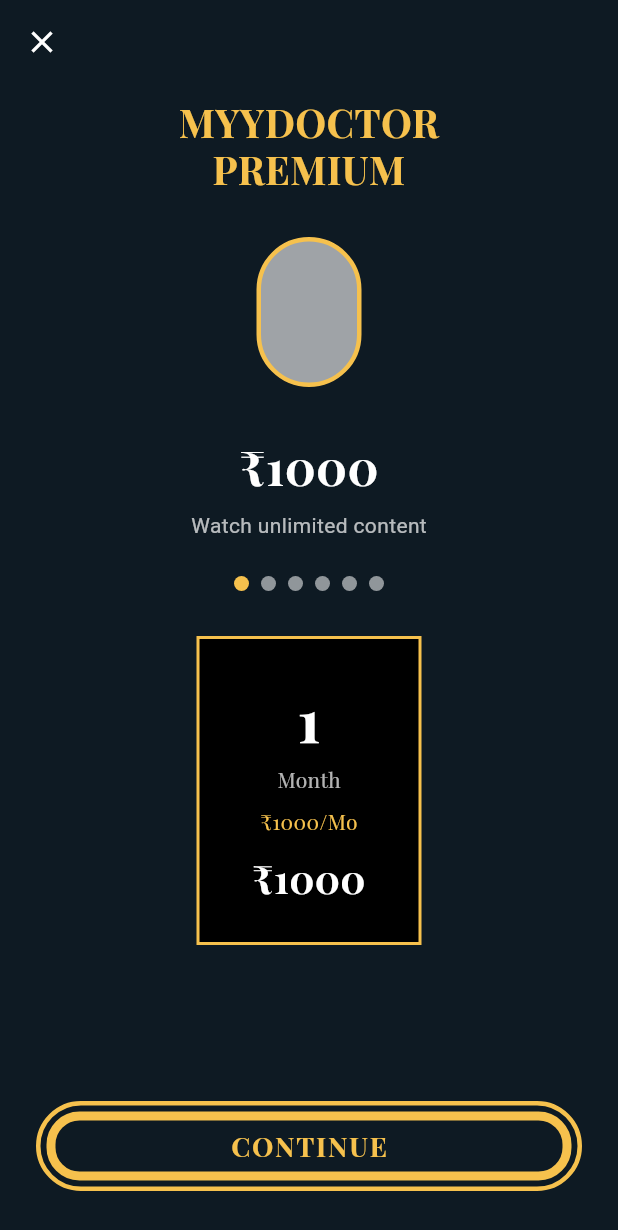
After one commit to MyyDoc/Myy-Doctor, a Flutter app: the PaymentScreen screen opened directly, on a phone screen of 412 x 824 dp. The commit adds this screen. Shown: the top 1230 px of the screen. Run offline on Flutter 3.47's test engine with Material 3 defaults, Android fonts, the phone set to English and light mode, and no system bars; our stand-ins replace font_awesome_flutter, google_fonts.

Commit message:
payment screen

```diff
--- /dev/null
+++ b/lib/presentation/screens/payment/payment.dart
@@ -0,0 +1,255 @@
+import 'package:flutter/material.dart';
+import 'package:google_fonts/google_fonts.dart';
+
+class PaymentScreen extends StatefulWidget {
+  const PaymentScreen({super.key});
+
+  @override
+  State<PaymentScreen> createState() => _PaymentScreenState();
+}
+
+class _PaymentScreenState extends State<PaymentScreen> {
+  int selectedPlanIndex = 0;
+
+  final List<Map<String, dynamic>> plans = [
+    {
+      'duration': '1',
+      'period': 'Month',
+      'price': '₹1000/Mo',
+      'total': '₹1000',
+    },
+    {
+      'duration': '3',
+      'period': 'Months',
+      'price': '₹900/Mo',
+      'total': '₹2700',
+    },
+    {
+      'duration': '6',
+      'period': 'Months',
+      'price': '₹800/Mo',
+      'total': '₹4800',
+    },
+    {
+      'duration': '12',
+      'period': 'Months',
+      'price': '₹700/Mo',
+      'total': '₹8400',
+    },
+  ];
+
+  @override
+  Widget build(BuildContext context) {
+    return Scaffold(
+      backgroundColor: const Color(0xFF0E1A23),
+      body: SafeArea(
+        child: Column(
+          children: [
+            // Close Button
+            Padding(
+              padding: const EdgeInsets.all(16),
+              child: Row(
+                children: [
+                  GestureDetector(
+                    onTap: () => Navigator.pop(context),
+                    child: const Icon(
+                      Icons.close,
+                      color: Colors.white,
+                      size: 24,
+                    ),
+                  ),
+                ],
+              ),
+            ),
+
+            Expanded(
+              child: Padding(
+                padding: const EdgeInsets.symmetric(horizontal: 24),
+                child: Column(
+                  children: [
+                    const SizedBox(height: 10),
+
+                    // Title
+                    Text(
+                      'MYYDOCTOR\nPREMIUM',
+                      textAlign: TextAlign.center,
+                      style: GoogleFonts.playfairDisplay(
+                        fontSize: 26,
+                        fontWeight: FontWeight.bold,
+                        color: const Color(0xFFF6C14D),
+                        height: 1.2,
+                      ),
+                    ),
+
+                    const SizedBox(height: 30),
+
+                    // Avatar placeholder
+                    Container(
+                      width: 70,
+                      height: 100,
+                      decoration: BoxDecoration(
+                        color: Colors.white60,
+                        borderRadius: BorderRadius.circular(50),
+                        border: Border.all(
+                          color: const Color(0xFFF6C14D),
+                          width: 3,
+                        ),
+                      ),
+                    ),
+
+                    const SizedBox(height: 30),
+
+                    // Price
+                    Text(
+                      '₹1000',
+                      style: GoogleFonts.playfairDisplay(
+                        fontSize: 32,
+                        fontWeight: FontWeight.bold,
+                        color: Colors.white,
+                      ),
+                    ),
+
+                    const SizedBox(height: 6),
+
+                    Text(
+                      'Watch unlimited content',
+                      style: TextStyle(
+                        fontSize: 14,
+                        color: Colors.white70,
+                      ),
+                    ),
+
+                    const SizedBox(height: 24),
+
+                    // Dots
+                    Row(
+                      mainAxisAlignment: MainAxisAlignment.center,
+                      children: List.generate(6, (index) {
+                        return Container(
+                          margin: const EdgeInsets.symmetric(horizontal: 4),
+                          width: 10,
+                          height: 10,
+                          decoration: BoxDecoration(
+                            shape: BoxShape.circle,
+                            color: index == 0
+                                ? const Color(0xFFF6C14D)
+                                : Colors.white54,
+                          ),
+                        );
+                      }),
+                    ),
+
+                    const SizedBox(height: 30),
+
+                    // Plan box
+                    Container(
+                      width: 150,
+                      padding: const EdgeInsets.symmetric(
+                        vertical: 24,
+                        horizontal: 16,
+                      ),
+                      decoration: BoxDecoration(
+                        border: Border.all(
+                          color: const Color(0xFFF6C14D),
+                          width: 2,
+                        ),
+                        color: Colors.black,
+                      ),
+                      child: Column(
+                        children: [
+                          Text(
+                            plans[selectedPlanIndex]['duration'],
+                            style: GoogleFonts.playfairDisplay(
+                              fontSize: 40,
+                              fontWeight: FontWeight.bold,
+                              color: Colors.white,
+                            ),
+                          ),
+                          const SizedBox(height: 2),
+                          Text(
+                            plans[selectedPlanIndex]['period'],
+                            style: GoogleFonts.playfairDisplay(
+                              fontSize: 14,
+                              color: Colors.white70,
+                            ),
+                          ),
+                          const SizedBox(height: 8),
+                          Text(
+                            plans[selectedPlanIndex]['price'],
+                            style: GoogleFonts.playfairDisplay(
+                              fontSize: 14,
+                              color: const Color(0xFFF6C14D),
+                            ),
+                          ),
+                          const SizedBox(height: 10),
+                          Text(
+                            plans[selectedPlanIndex]['total'],
+                            style: GoogleFonts.playfairDisplay(
+                              fontSize: 26,
+                              fontWeight: FontWeight.bold,
+                              color: Colors.white,
+                            ),
+                          ),
+                        ],
+                      ),
+                    ),
+
+                    const Spacer(),
+
+                    // CONTINUE Button with double border effect
+                    Container(
+                      width: double.infinity,
+                      height: 60,
+                      decoration: BoxDecoration(
+                        borderRadius: BorderRadius.circular(30),
+                        border: Border.all(
+                          color: const Color(0xFFF6C14D),
+                          width: 3,
+                        ),
+                      ),
+                      child: Container(
+                        margin: const EdgeInsets.all(4),
+                        decoration: BoxDecoration(
+                          borderRadius: BorderRadius.circular(22),
+                          border: Border.all(
+                            color: const Color(0xFFF6C14D),
+                            width: 6,
+                          ),
+                          color: const Color(0xFF0E1A23),
+                        ),
+                        child: ElevatedButton(
+                          onPressed: () {
+                            print('Selected plan: ${plans[selectedPlanIndex]}');
+                          },
+                          style: ElevatedButton.styleFrom(
+                            backgroundColor: Colors.transparent,
+                            shadowColor: Colors.transparent,
+                            shape: RoundedRectangleBorder(
+                              borderRadius: BorderRadius.circular(16),
+                            ),
+                            elevation: 0,
+                          ),
+                          child: Text(
+                            'CONTINUE',
+                            style: GoogleFonts.playfairDisplay(
+                              fontSize: 18,
+                              fontWeight: FontWeight.bold,
+                              color: const Color(0xFFF6C14D),
+                              letterSpacing: 1.2,
+                            ),
+                          ),
+                        ),
+                      ),
+                    ),
+
+                    const SizedBox(height: 30),
+                  ],
+                ),
+              ),
+            ),
+          ],
+        ),
+      ),
+    );
+  }
+}
```
Also changed, not shown: lib/presentation/screens/auth/login.dart (+9 -0 lines), lib/presentation/widgets/auth/icons.dart (+44 -66 lines).
